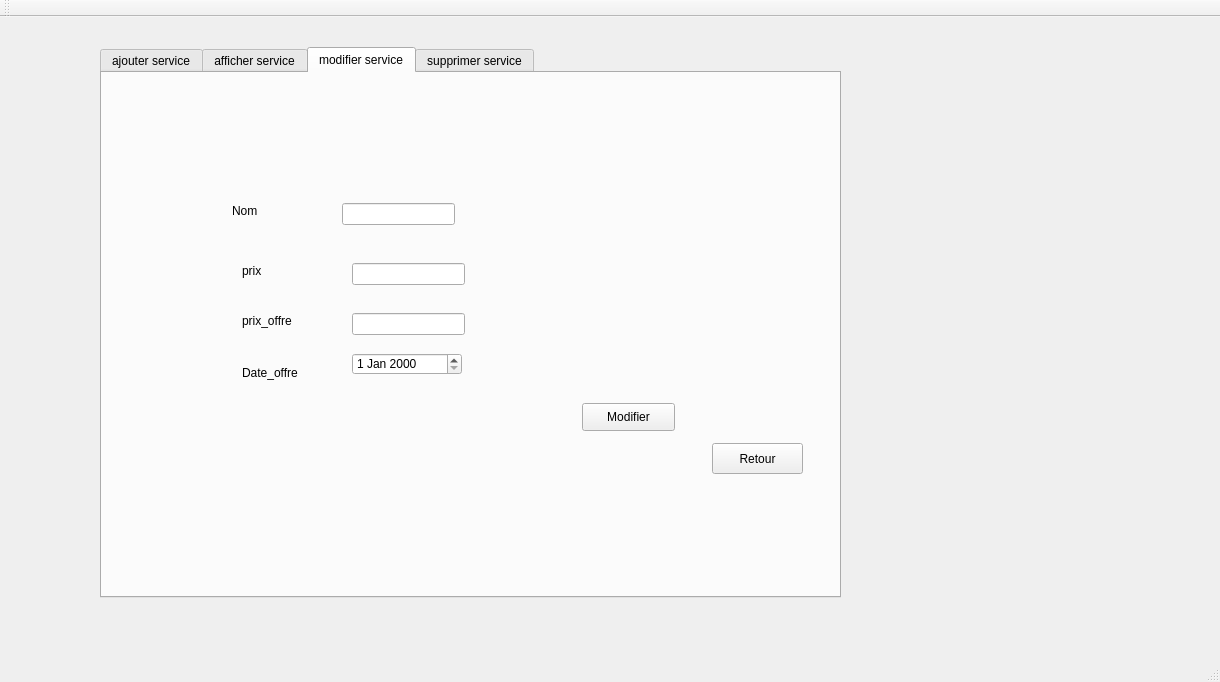
Above: mainwindow.ui from choucheniheb/Projet_C-_2A23_Smart-beauty-center before the change. Below: the same form after it.
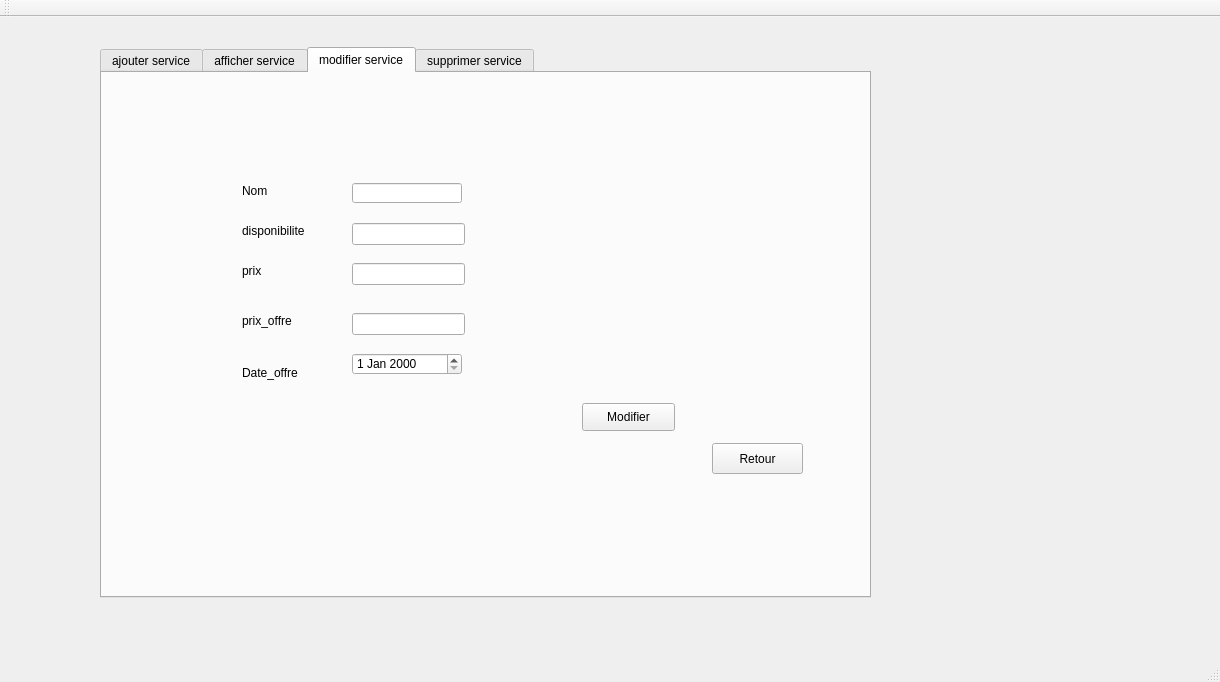
That is the form after the change. The open tabs and pages were chosen to show the change.

Diff of the .ui file:
```diff
--- a/mainwindow.ui
+++ b/mainwindow.ui
@@ -19,7 +19,7 @@
      <rect>
       <x>100</x>
       <y>30</y>
-      <width>741</width>
+      <width>771</width>
       <height>551</height>
      </rect>
     </property>
@@ -430,9 +430,9 @@
        <widget class="QLabel" name="label_20">
         <property name="geometry">
          <rect>
-          <x>120</x>
-          <y>100</y>
-          <width>56</width>
+          <x>130</x>
+          <y>80</y>
+          <width>50</width>
           <height>16</height>
          </rect>
         </property>
@@ -443,8 +443,31 @@
        <widget class="QLineEdit" name="lineEdit_nom">
         <property name="geometry">
          <rect>
-          <x>230</x>
-          <y>100</y>
+          <x>240</x>
+          <y>80</y>
+          <width>110</width>
+          <height>20</height>
+         </rect>
+        </property>
+       </widget>
+       <widget class="QLabel" name="label">
+        <property name="geometry">
+         <rect>
+          <x>130</x>
+          <y>120</y>
+          <width>71</width>
+          <height>16</height>
+         </rect>
+        </property>
+        <property name="text">
+         <string>disponibilite</string>
+        </property>
+       </widget>
+       <widget class="QLineEdit" name="lineEdit_disponibilite">
+        <property name="geometry">
+         <rect>
+          <x>240</x>
+          <y>120</y>
           <width>113</width>
           <height>22</height>
          </rect>
@@ -503,6 +526,35 @@
        </widget>
       </widget>
      </widget>
+     <widget class="QLabel" name="label_pic2">
+      <property name="geometry">
+       <rect>
+        <x>0</x>
+        <y>5</y>
+        <width>731</width>
+        <height>511</height>
+       </rect>
+      </property>
+      <property name="text">
+       <string/>
+      </property>
+     </widget>
+     <widget class="QLabel" name="label_pic2_2">
+      <property name="geometry">
+       <rect>
+        <x>0</x>
+        <y>5</y>
+        <width>751</width>
+        <height>521</height>
+       </rect>
+      </property>
+      <property name="text">
+       <string/>
+      </property>
+     </widget>
+     <zorder>label_pic2</zorder>
+     <zorder>stackedWidget_2</zorder>
+     <zorder>label_pic2_2</zorder>
     </widget>
     <widget class="QWidget" name="supprimer_service">
      <attribute name="title">
```
Left out of the diff: 100 changed lines with no effect on the pictures.
